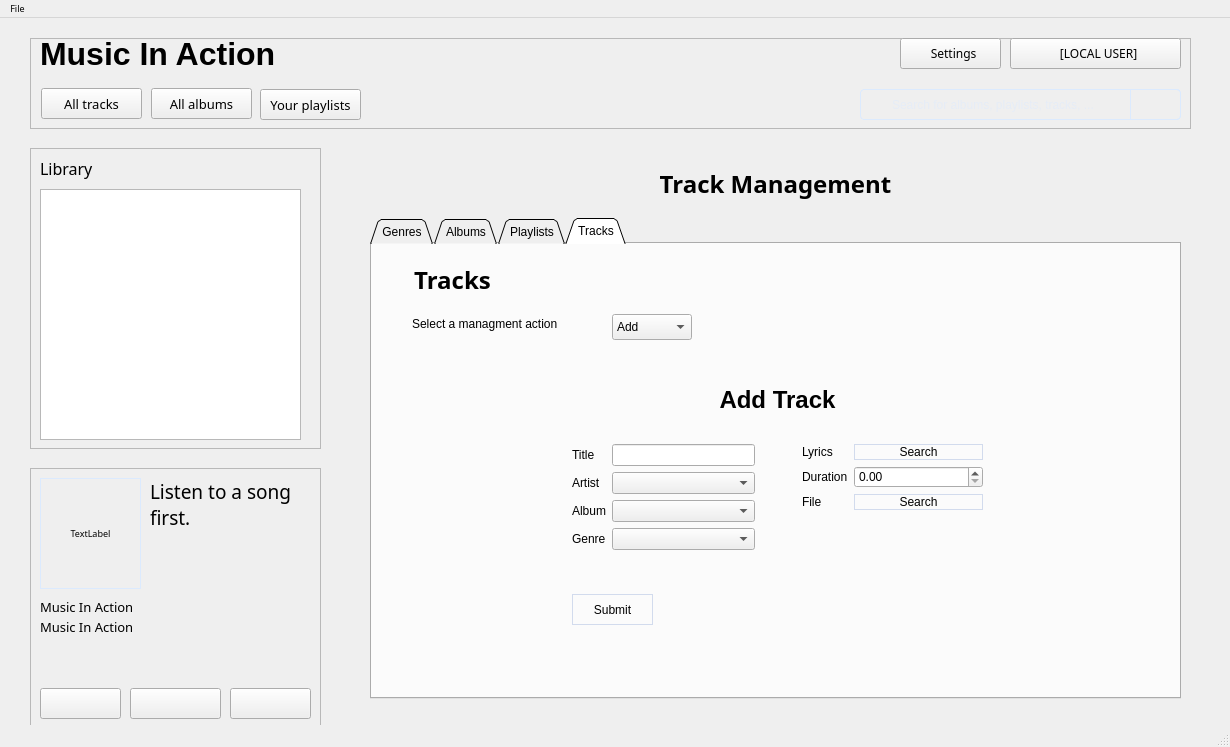
Before: the Qt Designer form mainwindow.ui in AlexDev404/GUIFinalProject, drawn with Qt 5.
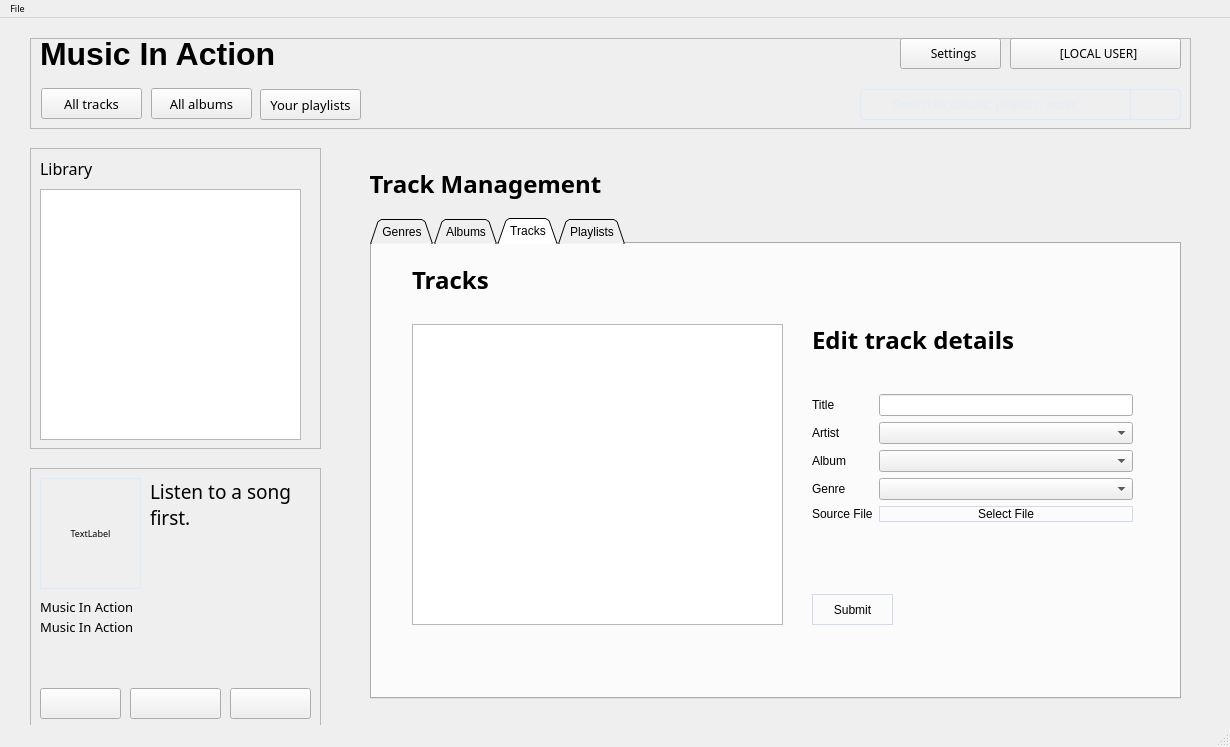
After: the same form once the commit is applied. The open tabs and pages were chosen to show the change.

Diff of the .ui file:
```diff
--- a/mainwindow.ui
+++ b/mainwindow.ui
@@ -273,14 +273,76 @@
        <widget class="QPushButton" name="EditGenres_fp">
         <property name="geometry">
          <rect>
-          <x>120</x>
-          <y>380</y>
-          <width>71</width>
+          <x>440</x>
+          <y>150</y>
+          <width>321</width>
+          <height>181</height>
+         </rect>
+        </property>
+        <layout class="QFormLayout" name="formLayout_10">
+         <property name="sizeConstraint">
+          <enum>QLayout::SetNoConstraint</enum>
+         </property>
+         <item row="1" column="0">
+          <widget class="QLabel" name="label_fp_25">
+           <property name="text">
+            <string>Title</string>
+           </property>
+          </widget>
+         </item>
+         <item row="1" column="1">
+          <widget class="QLineEdit" name="editGenreTitle"/>
+         </item>
+         <item row="0" column="0">
+          <widget class="QLabel" name="label_fp_27">
+           <property name="text">
+            <string>Database ID</string>
+           </property>
+          </widget>
+         </item>
+         <item row="0" column="1">
+          <widget class="QLineEdit" name="GenreDatabaseID">
+           <property name="text">
+            <string extracomment="Select a genre to begin."/>
+           </property>
+          </widget>
+         </item>
+        </layout>
+       </widget>
+       <widget class="QLabel" name="label_fp_8">
+        <property name="geometry">
+         <rect>
+          <x>440</x>
+          <y>80</y>
+          <width>311</width>
           <height>31</height>
          </rect>
         </property>
+        <property name="font">
+         <font>
+          <family>Work Sans</family>
+          <pointsize>18</pointsize>
+          <bold>true</bold>
+         </font>
+        </property>
         <property name="text">
-         <string>Edit</string>
+         <string>Edit genre details</string>
+        </property>
+        <property name="alignment">
+         <set>Qt::AlignLeading|Qt::AlignLeft|Qt::AlignVCenter</set>
+        </property>
+       </widget>
+       <widget class="QPushButton" name="DeleteGenre">
+        <property name="geometry">
+         <rect>
+          <x>530</x>
+          <y>350</y>
+          <width>81</width>
+          <height>31</height>
+         </rect>
+        </property>
+        <property name="text">
+         <string>Delete</string>
         </property>
        </widget>
       </widget>
@@ -324,27 +386,215 @@
        <widget class="QPushButton" name="addAlbum_fp">
         <property name="geometry">
          <rect>
+          <x>440</x>
+          <y>151</y>
+          <width>321</width>
+          <height>181</height>
+         </rect>
+        </property>
+        <layout class="QFormLayout" name="formLayout_11">
+         <property name="sizeConstraint">
+          <enum>QLayout::SetNoConstraint</enum>
+         </property>
+         <item row="0" column="0">
+          <widget class="QLabel" name="label_fp_26">
+           <property name="text">
+            <string>Title</string>
+           </property>
+          </widget>
+         </item>
+         <item row="0" column="1">
+          <widget class="QLineEdit" name="editTrackTitle_2"/>
+         </item>
+         <item row="1" column="0">
+          <widget class="QLabel" name="label_fp_31">
+           <property name="text">
+            <string>Release date</string>
+           </property>
+          </widget>
+         </item>
+         <item row="1" column="1">
+          <widget class="QLineEdit" name="editTrackTitle_3"/>
+         </item>
+        </layout>
+       </widget>
+       <widget class="QLabel" name="label_fp_9">
+        <property name="geometry">
+         <rect>
+          <x>440</x>
+          <y>80</y>
+          <width>311</width>
+          <height>31</height>
+         </rect>
+        </property>
+        <property name="font">
+         <font>
+          <family>Work Sans</family>
+          <pointsize>18</pointsize>
+          <bold>true</bold>
+         </font>
+        </property>
+        <property name="text">
+         <string>Edit album details</string>
+        </property>
+        <property name="alignment">
+         <set>Qt::AlignLeading|Qt::AlignLeft|Qt::AlignVCenter</set>
+        </property>
+       </widget>
+       <widget class="QPushButton" name="AddTrack_2">
+        <property name="geometry">
+         <rect>
+          <x>440</x>
+          <y>350</y>
+          <width>81</width>
+          <height>31</height>
+         </rect>
+        </property>
+        <property name="text">
+         <string>Submit</string>
+        </property>
+       </widget>
+      </widget>
+      <widget class="QWidget" name="tracks">
+       <attribute name="title">
+        <string>Tracks</string>
+       </attribute>
+       <widget class="QLabel" name="label_fp_6">
+        <property name="geometry">
+         <rect>
           <x>40</x>
-          <y>380</y>
-          <width>71</width>
+          <y>20</y>
+          <width>331</width>
           <height>31</height>
          </rect>
         </property>
+        <property name="font">
+         <font>
+          <family>Work Sans</family>
+          <pointsize>18</pointsize>
+          <bold>true</bold>
+         </font>
+        </property>
         <property name="text">
-         <string>Add</string>
+         <string>Tracks</string>
         </property>
+        <property name="alignment">
+         <set>Qt::AlignLeading|Qt::AlignLeft|Qt::AlignVCenter</set>
+        </property>
        </widget>
-       <widget class="QPushButton" name="editAlbum_fp">
+       <widget class="QListView" name="tracksListView_fp">
         <property name="geometry">
          <rect>
-          <x>120</x>
-          <y>380</y>
-          <width>71</width>
+          <x>40</x>
+          <y>80</y>
+          <width>371</width>
+          <height>301</height>
+         </rect>
+        </property>
+       </widget>
+       <widget class="QWidget" name="formLayoutWidget_4">
+        <property name="geometry">
+         <rect>
+          <x>440</x>
+          <y>150</y>
+          <width>321</width>
+          <height>151</height>
+         </rect>
+        </property>
+        <layout class="QFormLayout" name="formLayout_8">
+         <property name="sizeConstraint">
+          <enum>QLayout::SetNoConstraint</enum>
+         </property>
+         <item row="0" column="0">
+          <widget class="QLabel" name="label_fp_19">
+           <property name="text">
+            <string>Title</string>
+           </property>
+          </widget>
+         </item>
+         <item row="0" column="1">
+          <widget class="QLineEdit" name="editTrackTitle"/>
+         </item>
+         <item row="1" column="0">
+          <widget class="QLabel" name="label_fp_20">
+           <property name="text">
+            <string>Artist</string>
+           </property>
+          </widget>
+         </item>
+         <item row="1" column="1">
+          <widget class="QComboBox" name="editTrackArtist"/>
+         </item>
+         <item row="2" column="0">
+          <widget class="QLabel" name="label_fp_21">
+           <property name="text">
+            <string>Album</string>
+           </property>
+          </widget>
+         </item>
+         <item row="2" column="1">
+          <widget class="QComboBox" name="editTrackAlbum"/>
+         </item>
+         <item row="3" column="0">
+          <widget class="QLabel" name="label_fp_22">
+           <property name="text">
+            <string>Genre</string>
+           </property>
+          </widget>
+         </item>
+         <item row="3" column="1">
+          <widget class="QComboBox" name="editTrackGenre"/>
+         </item>
+         <item row="4" column="0">
+          <widget class="QLabel" name="label_fp_23">
+           <property name="text">
+            <string>Source File</string>
+           </property>
+          </widget>
+         </item>
+         <item row="4" column="1">
+          <widget class="QPushButton" name="editTrackSourceFile">
+           <property name="text">
+            <string>Select File</string>
+           </property>
+          </widget>
+         </item>
+        </layout>
+       </widget>
+       <widget class="QPushButton" name="AddTrack">
+        <property name="geometry">
+         <rect>
+          <x>440</x>
+          <y>350</y>
+          <width>81</width>
           <height>31</height>
          </rect>
         </property>
         <property name="text">
-         <string>Edit</string>
+         <string>Submit</string>
+        </property>
+       </widget>
+       <widget class="QLabel" name="label_fp_7">
+        <property name="geometry">
+         <rect>
+          <x>440</x>
+          <y>80</y>
+          <width>311</width>
+          <height>31</height>
+         </rect>
+        </property>
+        <property name="font">
+         <font>
+          <family>Work Sans</family>
+          <pointsize>18</pointsize>
+          <bold>true</bold>
+         </font>
+        </property>
+        <property name="text">
+         <string>Edit track details</string>
+        </property>
+        <property name="alignment">
+         <set>Qt::AlignLeading|Qt::AlignLeft|Qt::AlignVCenter</set>
         </property>
        </widget>
       </widget>
@@ -444,408 +694,13 @@
         </property>
        </widget>
       </widget>
-      <widget class="QWidget" name="tracks">
-       <attribute name="title">
-        <string>Tracks</string>
-       </attribute>
-       <widget class="QStackedWidget" name="trackManagementSub">
-        <property name="geometry">
-         <rect>
-          <x>40</x>
-          <y>120</y>
-          <width>731</width>
-          <height>291</height>
-         </rect>
-        </property>
-        <property name="currentIndex">
-         <number>1</number>
-        </property>
-        <widget class="QWidget" name="addtrack">
-         <widget class="QLabel" name="label_fp_14">
-          <property name="geometry">
-           <rect>
-            <x>0</x>
-            <y>20</y>
-            <width>731</width>
-            <height>31</height>
-           </rect>
-          </property>
-          <property name="font">
-           <font>
-            <pointsize>18</pointsize>
-            <bold>true</bold>
-           </font>
-          </property>
-          <property name="text">
-           <string>Add Track</string>
-          </property>
-          <property name="alignment">
-           <set>Qt::AlignCenter</set>
-          </property>
-         </widget>
-         <widget class="QPushButton" name="addTrackButton_fp">
-          <property name="geometry">
-           <rect>
-            <x>160</x>
-            <y>230</y>
-            <width>81</width>
-            <height>31</height>
-           </rect>
-          </property>
-          <property name="text">
-           <string>Submit</string>
-          </property>
-         </widget>
-         <widget class="QWidget" name="formLayoutWidget_2">
-          <property name="geometry">
-           <rect>
-            <x>160</x>
-            <y>80</y>
-            <width>183</width>
-            <height>135</height>
-           </rect>
-          </property>
-          <layout class="QFormLayout" name="formLayout_4">
-           <item row="0" column="0">
-            <widget class="QLabel" name="label_fp_10">
-             <property name="text">
-              <string>Title</string>
-             </property>
-            </widget>
-           </item>
-           <item row="0" column="1">
-            <widget class="QLineEdit" name="addTrackTitle"/>
-           </item>
-           <item row="1" column="0">
-            <widget class="QLabel" name="label_fp_11">
-             <property name="text">
-              <string>Artist</string>
-             </property>
-            </widget>
-           </item>
-           <item row="1" column="1">
-            <widget class="QComboBox" name="addTrackArtist"/>
-           </item>
-           <item row="2" column="1">
-            <widget class="QComboBox" name="AddTrackAlbum"/>
-           </item>
-           <item row="3" column="1">
-            <widget class="QComboBox" name="AddTrackGenre"/>
-           </item>
-           <item row="2" column="0">
-            <widget class="QLabel" name="label_fp_12">
-             <property name="text">
-              <string>Album</string>
-             </property>
-            </widget>
-           </item>
-           <item row="3" column="0">
-            <widget class="QLabel" name="label_fp_13">
-             <property name="text">
-              <string>Genre</string>
-             </property>
-            </widget>
-           </item>
-          </layout>
-         </widget>
-         <widget class="QWidget" name="formLayoutWidget">
-          <property name="geometry">
-           <rect>
-            <x>390</x>
-            <y>80</y>
-            <width>181</width>
-            <height>88</height>
-           </rect>
-          </property>
-          <layout class="QFormLayout" name="formLayout_3">
-           <item row="0" column="0">
-            <widget class="QLabel" name="label_fp_7">
-             <property name="text">
-              <string>Lyrics</string>
-             </property>
-            </widget>
-           </item>
-           <item row="0" column="1">
-            <widget class="QPushButton" name="addTrackLyrics">
-             <property name="text">
-              <string>Search</string>
-             </property>
-            </widget>
-           </item>
-           <item row="1" column="1">
-            <widget class="QDoubleSpinBox" name="addTrackDuration"/>
-           </item>
-           <item row="2" column="0">
-            <widget class="QLabel" name="label_fp_9">
-             <property name="text">
-              <string>File</string>
-             </property>
-            </widget>
-           </item>
-           <item row="2" column="1">
-            <widget class="QPushButton" name="addTrackFile">
-             <property name="text">
-              <string>Search</string>
-             </property>
-            </widget>
-           </item>
-           <item row="1" column="0">
-            <widget class="QLabel" name="label_fp_8">
-             <property name="text">
-              <string>Duration</string>
-             </property>
-            </widget>
-           </item>
-          </layout>
-         </widget>
-        </widget>
-        <widget class="QWidget" name="edittrack">
-         <widget class="QLabel" name="label_fp_23">
-          <property name="geometry">
-           <rect>
-            <x>0</x>
-            <y>20</y>
-            <width>121</width>
-            <height>31</height>
-           </rect>
-          </property>
-          <property name="font">
-           <font>
-            <family>Work Sans</family>
-            <pointsize>18</pointsize>
-            <bold>true</bold>
-           </font>
-          </property>
-          <property name="text">
-           <string>Edit Track</string>
-          </property>
-          <property name="alignment">
-           <set>Qt::AlignCenter</set>
-          </property>
-         </widget>
-         <widget class="QWidget" name="formLayoutWidget_4">
-          <property name="geometry">
-           <rect>
-            <x>0</x>
-            <y>60</y>
-            <width>183</width>
-            <height>135</height>
-           </rect>
-          </property>
-          <layout class="QFormLayout" name="formLayout_8">
-           <item row="0" column="0">
-            <widget class="QLabel" name="label_fp_19">
-             <property name="text">
-              <string>Title</string>
-             </property>
-            </widget>
-           </item>
-           <item row="0" column="1">
-            <widget class="QLineEdit" name="editTrackTitle"/>
-           </item>
-           <item row="1" column="0">
-            <widget class="QLabel" name="label_fp_20">
-             <property name="text">
-              <string>Artist</string>
-             </property>
-            </widget>
-           </item>
-           <item row="1" column="1">
-            <widget class="QComboBox" name="editTrackArtist"/>
-           </item>
-           <item row="2" column="1">
-            <widget class="QComboBox" name="editTrackAlbum"/>
-           </item>
-           <item row="3" column="1">
-            <widget class="QComboBox" name="editTrackGenre"/>
-           </item>
-           <item row="2" column="0">
-            <widget class="QLabel" name="label_fp_21">
-             <property name="text">
-              <string>Album</string>
-             </property>
-            </widget>
-           </item>
-           <item row="3" column="0">
-            <widget class="QLabel" name="label_fp_22">
-             <property name="text">
-              <string>Genre</string>
-             </property>
-            </widget>
-           </item>
-          </layout>
-         </widget>
-         <widget class="QPushButton" name="editButton_fp">
-          <property name="geometry">
-           <rect>
-            <x>0</x>
-            <y>210</y>
-            <width>81</width>
-            <height>31</height>
-           </rect>
-          </property>
-          <property name="text">
-           <string>Submit</string>
-          </property>
-         </widget>
-         <widget class="QWidget" name="formLayoutWidget_3">
-          <property name="geometry">
-           <rect>
-            <x>190</x>
-            <y>60</y>
-            <width>181</width>
-            <height>31</height>
-           </rect>
-          </property>
-          <layout class="QFormLayout" name="formLayout_7">
-           <item row="0" column="1">
-            <widget class="QDoubleSpinBox" name="editTrackDuration"/>
-           </item>
-           <item row="0" column="0">
-            <widget class="QLabel" name="label_fp_18">
-             <property name="text">
-              <string>Duration</string>
-             </property>
-            </widget>
-           </item>
-          </layout>
-         </widget>
-        </widget>
-        <widget class="QWidget" name="deletetrack">
-         <widget class="QLabel" name="label_fp_15">
-          <property name="geometry">
-           <rect>
-            <x>0</x>
-            <y>20</y>
-            <width>731</width>
-            <height>31</height>
-           </rect>
-          </property>
-          <property name="font">
-           <font>
-            <family>Work Sans</family>
-            <pointsize>18</pointsize>
-            <bold>true</bold>
-           </font>
-          </property>
-          <property name="text">
-           <string>Delete Track</string>
-          </property>
-          <property name="alignment">
-           <set>Qt::AlignCenter</set>
-          </property>
-         </widget>
-         <widget class="QPushButton" name="deleteTrack_fp">
-          <property name="geometry">
-           <rect>
-            <x>630</x>
-            <y>260</y>
-            <width>75</width>
-            <height>24</height>
-           </rect>
-          </property>
-          <property name="text">
-           <string>Delete</string>
-          </property>
-         </widget>
-         <widget class="QListView" name="deleteTrackListView">
-          <property name="geometry">
-           <rect>
-            <x>30</x>
-            <y>70</y>
-            <width>671</width>
-            <height>181</height>
-           </rect>
-          </property>
-         </widget>
-         <widget class="QWidget" name="layoutWidget_13">
-          <property name="geometry">
-           <rect>
-            <x>30</x>
-            <y>260</y>
-            <width>201</width>
-            <height>30</height>
-           </rect>
-          </property>
-          <layout class="QHBoxLayout" name="horizontalLayout_12">
-           <item>
-            <widget class="QLineEdit" name="SearchDeleteTrackInput_fp"/>
-           </item>
-           <item>
-            <widget class="QPushButton" name="SearchDeleteTrackButton_fp">
-             <property name="text">
-              <string/>
-             </property>
-            </widget>
-           </item>
-          </layout>
-         </widget>
-        </widget>
-       </widget>
-       <widget class="QLabel" name="label_fp_5">
-        <property name="geometry">
-         <rect>
-          <x>40</x>
-          <y>70</y>
-          <width>161</width>
-          <height>20</height>
-         </rect>
-        </property>
-        <property name="text">
-         <string>Select a managment action </string>
-        </property>
-       </widget>
-       <widget class="QComboBox" name="trackManagementcomboBox">
-        <property name="geometry">
-         <rect>
-          <x>240</x>
-          <y>70</y>
-          <width>80</width>
-          <height>26</height>
-         </rect>
-        </property>
-        <item>
-         <property name="text">
-          <string>Add</string>
-         </property>
-        </item>
-        <item>
-         <property name="text">
-          <string>Edit</string>
-         </property>
-        </item>
-       </widget>
-       <widget class="QLabel" name="label_fp_6">
-        <property name="geometry">
-         <rect>
-          <x>40</x>
-          <y>20</y>
-          <width>81</width>
-          <height>31</height>
-         </rect>
-        </property>
-        <property name="font">
-         <font>
-          <family>Work Sans</family>
-          <pointsize>18</pointsize>
-          <bold>true</bold>
-         </font>
-        </property>
-        <property name="text">
-         <string>Tracks</string>
-        </property>
-        <property name="alignment">
-         <set>Qt::AlignCenter</set>
-        </property>
-       </widget>
-      </widget>
      </widget>
      <widget class="QLabel" name="label_fp_1">
       <property name="geometry">
        <rect>
-        <x>0</x>
+        <x>20</x>
         <y>20</y>
-        <width>851</width>
+        <width>231</width>
         <height>31</height>
        </rect>
       </property>
```
Left out of the diff: 34 changed lines with no effect on the pictures.
